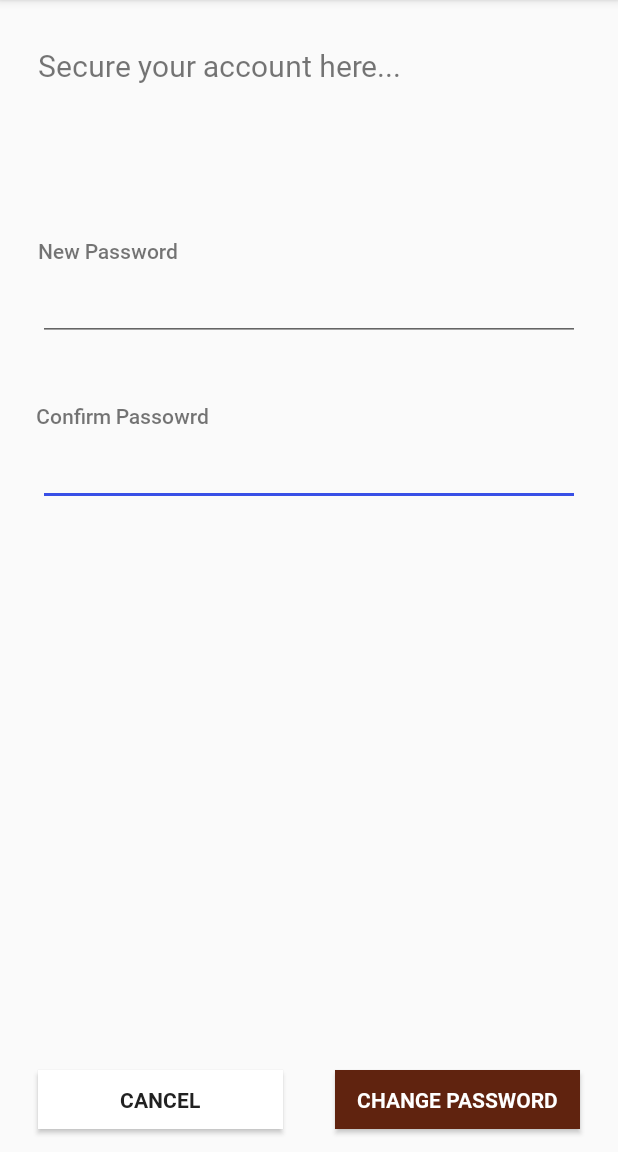
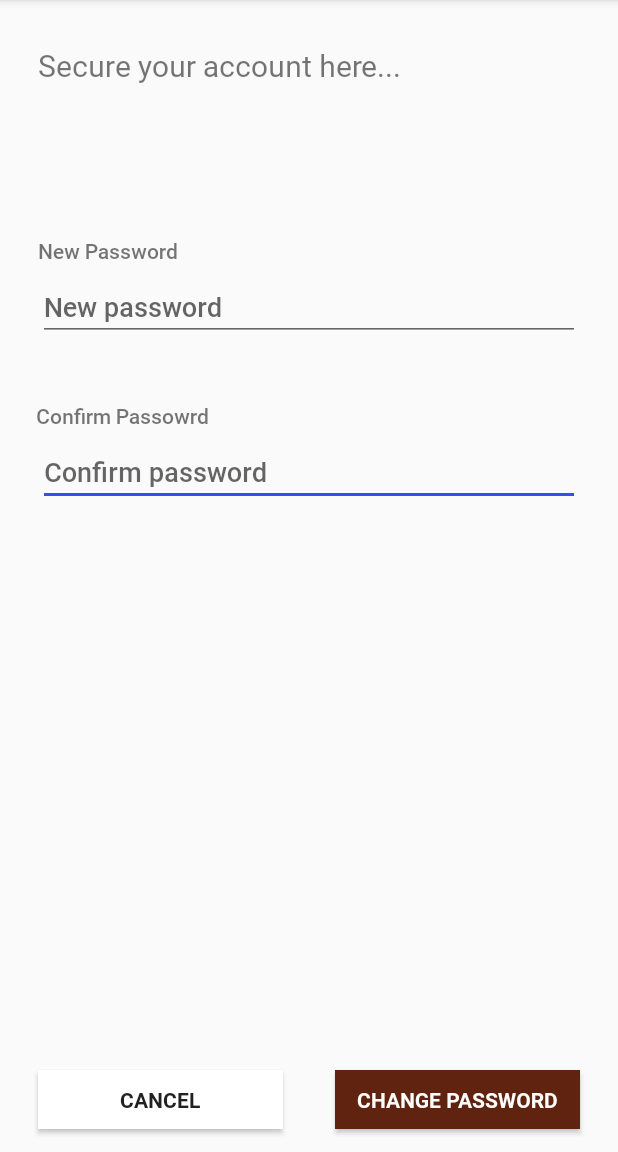
Before and after one commit to IndrachapaSenanayaka/Coffee-Lovers-Mr.Coffee, an Android app: the CustomerChangePasswordActivity screen opened directly, with no data from a screen before it, on a phone screen of 412 x 824 dp, the part 84-1236 px from its top. Run offline under Robolectric (Android 15) with nearby library versions, the phone set to English and light mode, and no system bars.

Commit message:
change password refractored

```diff
--- a/app/src/main/res/layout/activity_customer_change_password.xml
+++ b/app/src/main/res/layout/activity_customer_change_password.xml
@@ -15,7 +15,7 @@
         android:layout_marginTop="5dp"
         android:layout_marginEnd="25dp"
         android:ems="10"
-        android:hint=""
+        android:hint="@string/chng_pwd_confirm_password"
         android:importantForAutofill="no"
         android:inputType="textPassword"
         app:layout_constraintEnd_toEndOf="parent"
@@ -41,7 +41,7 @@
         android:layout_height="wrap_content"
         android:layout_marginStart="25dp"
         android:layout_marginTop="30dp"
-        android:text="Secure your account here..."
+        android:text="@string/chng_pwd_secure_your_account_here"
         app:layout_constraintStart_toStartOf="parent"
         app:layout_constraintTop_toTopOf="parent" />
 
@@ -52,7 +52,7 @@
         android:layout_marginStart="25dp"
         android:layout_marginTop="100dp"
         android:fontFamily="@font/form_labels"
-        android:text="New Password"
+        android:text="@string/chng_pwd_new_password"
         app:layout_constraintStart_toStartOf="parent"
         app:layout_constraintTop_toBottomOf="@+id/textView6" />
 
@@ -65,7 +65,7 @@
         android:layout_marginTop="5dp"
         android:layout_marginEnd="25dp"
         android:ems="10"
-        android:hint=""
+        android:hint="@string/chng_pwd_new_password_hint"
         android:inputType="textPassword"
         app:layout_constraintEnd_toEndOf="parent"
         app:layout_constraintStart_toStartOf="parent"
@@ -81,7 +81,7 @@
         android:layout_marginBottom="15dp"
         android:background="#FFF"
         android:fontFamily="@font/submit_button"
-        android:text="Cancel"
+        android:text="@string/chng_pwd_cancel"
         android:onClick="onCancelButtonClick"
         app:layout_constraintBottom_toBottomOf="parent"
         app:layout_constraintEnd_toEndOf="parent"
@@ -98,7 +98,7 @@
         android:layout_marginBottom="15dp"
         android:fontFamily="@font/submit_button"
         android:onClick="onChangePasswordButtonClick"
-        android:text="Change Password"
+        android:text="@string/chng_pwd_change_password"
         app:layout_constraintBottom_toBottomOf="parent"
         app:layout_constraintEnd_toEndOf="parent"
         app:layout_constraintHorizontal_bias="1.0"
--- a/app/src/main/res/values/strings.xml
+++ b/app/src/main/res/values/strings.xml
@@ -72,4 +72,10 @@
     <string name="edit_profile_change_your_details_here">Change your details here...</string>
     <string name="edit_profile_save_changes">Save Changes</string>
     <string name="edit_profile_cancel">Cancel</string>
+    <string name="chng_pwd_confirm_password">Confirm password</string>
+    <string name="chng_pwd_secure_your_account_here">Secure your account here...</string>
+    <string name="chng_pwd_new_password">New Password</string>
+    <string name="chng_pwd_new_password_hint">New password</string>
+    <string name="chng_pwd_cancel">Cancel</string>
+    <string name="chng_pwd_change_password">Change Password</string>
 </resources>
```
